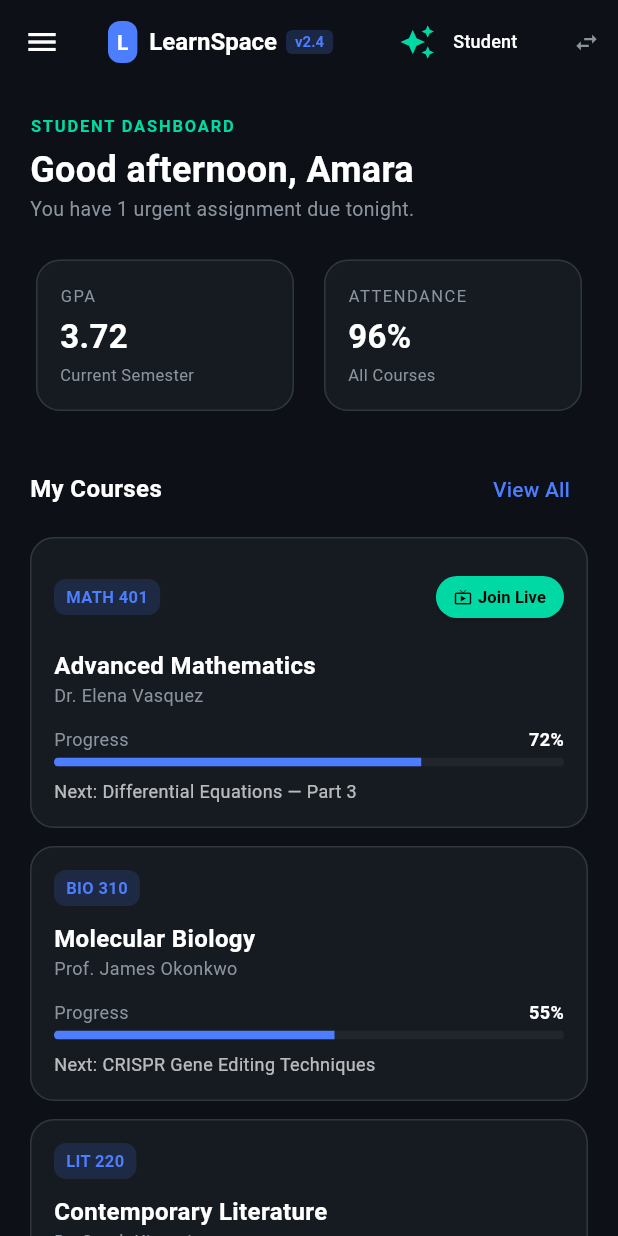
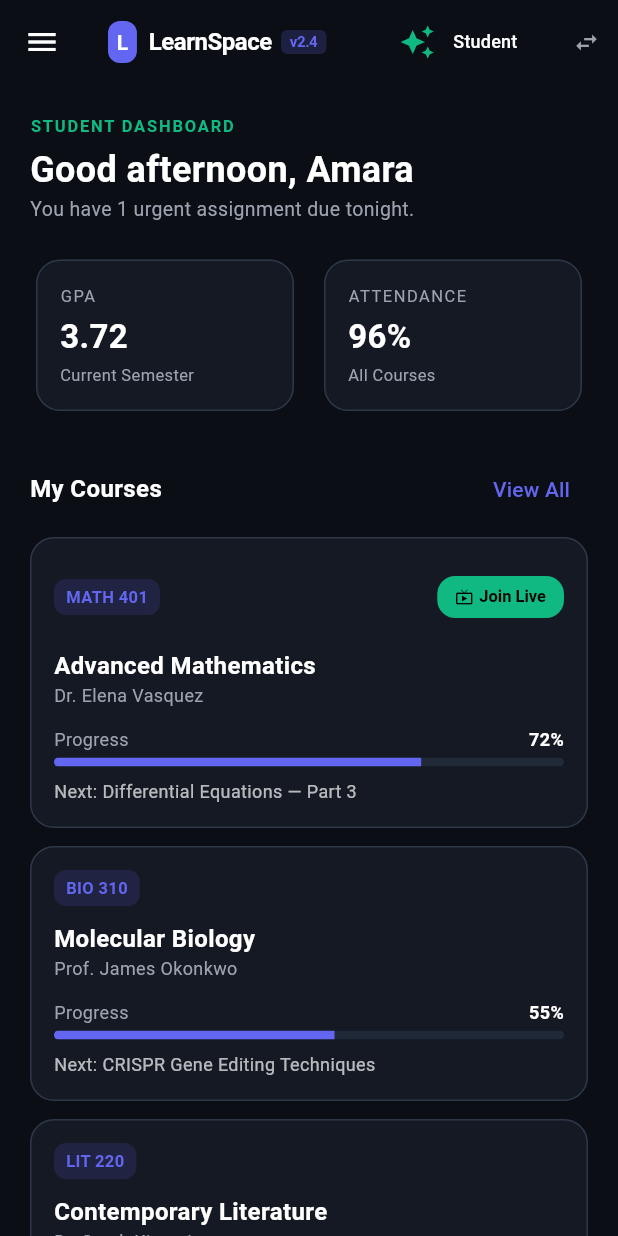
Before and after one commit to eyoabn/Easy-learning, a Flutter app: the screen it shows after launch, on a phone screen of 412 x 824 dp. Run offline on Flutter 3.47's test engine with Material 3 defaults, Android fonts, the phone set to English and light mode, and no system bars.

Commit message:
feat: implement account pending approval screen and establish initial LMS data models and app theme styles

```diff
--- a/lib/models/lms_data.dart
+++ b/lib/models/lms_data.dart
@@ -1,8 +1,12 @@
+import 'user_model.dart';
+import 'user_role.dart';
+
 class CourseItem {
   final String id;
   final String title;
   final String tag;
   final String instructor;
+  final String instructorId;
   final int progress;
   final String nextLesson;
   final String nextDate;
@@ -13,6 +17,7 @@ class CourseItem {
     required this.title,
     required this.tag,
     required this.instructor,
+    required this.instructorId,
     required this.progress,
     required this.nextLesson,
     required this.nextDate,
@@ -38,23 +43,23 @@ class AssignmentItem {
   });
 }
 
-class StudentItem {
+class StudentEnrollmentRequest {
   final String id;
-  final String name;
-  final String email;
-  final String grade;
-  final int score;
-  final String attendance;
-  final String status;
+  final String studentId;
+  final String studentName;
+  final String studentEmail;
+  final String courseId;
+  final String courseTitle;
+  EnrollmentStatus status;
 
-  StudentItem({
+  StudentEnrollmentRequest({
     required this.id,
-    required this.name,
-    required this.email,
-    required this.grade,
-    required this.score,
-    required this.attendance,
-    required this.status,
+    required this.studentId,
+    required this.studentName,
+    required this.studentEmail,
+    required this.courseId,
+    required this.courseTitle,
+    this.status = EnrollmentStatus.pendingTeacher,
   });
 }
 
@@ -77,46 +82,111 @@ class AuditLogItem {
 }
 
 class LmsDataMock {
+  // Live State Repositories
+  static List<UserModel> pendingRegistrations = [
+    UserModel(
+      id: 'REG-101',
+      name: 'Dr. Julian Thorne',
+      email: 'j.thorne@mit.edu',
+      role: UserRole.teacher,
+      department: 'Computer Science',
+      accountStatus: AccountStatus.pendingAdmin,
+      registeredAt: 'Today 14:20',
+    ),
+    UserModel(
+      id: 'REG-102',
+      name: 'Dr. Amrita Roy',
+      email: 'a.roy@oxford.edu',
+      role: UserRole.teacher,
+      department: 'Bio-Physics',
+      accountStatus: AccountStatus.pendingAdmin,
+      registeredAt: 'Today 12:15',
+    ),
+    UserModel(
+      id: 'REG-103',
+      name: 'Lucas Meyer',
+      email: 'l.meyer@student.edu',
+      role: UserRole.student,
+      department: 'Mechanical Eng',
+      accountStatus: AccountStatus.pendingAdmin,
+      registeredAt: 'Yesterday',
+    ),
+  ];
+
+  static List<StudentEnrollmentRequest> studentEnrollments = [
+    StudentEnrollmentRequest(
+      id: 'ENR-401',
+      studentId: 'STD-301',
+      studentName: 'Kwame Asante',
+      studentEmail: 'k.asante@student.edu',
+      courseId: '1',
+      courseTitle: 'MATH 401 — Advanced Mathematics',
+      status: EnrollmentStatus.pendingTeacher,
+    ),
+    StudentEnrollmentRequest(
+      id: 'ENR-402',
+      studentId: 'STD-302',
+      studentName: 'Sofia Reyes',
+      studentEmail: 's.reyes@student.edu',
+      courseId: '1',
+      courseTitle: 'MATH 401 — Advanced Mathematics',
+      status: EnrollmentStatus.pendingTeacher,
+    ),
+    StudentEnrollmentRequest(
+      id: 'ENR-403',
+      studentId: 'STD-201',
+      studentName: 'Amara Diallo',
+      studentEmail: 'a.diallo@student.edu',
+      courseId: '1',
+      courseTitle: 'MATH 401 — Advanced Mathematics',
+      status: EnrollmentStatus.accepted,
+    ),
+  ];
+
   static List<CourseItem> sampleCourses = [
     CourseItem(
       id: '1',
       title: 'Advanced Mathematics',
       tag: 'MATH 401',
       instructor: 'Dr. Elena Vasquez',
+      instructorId: 'TCH-101',
       progress: 72,
       nextLesson: 'Differential Equations — Part 3',
       nextDate: 'Today, 2:00 PM',
-      colorHex: '#4C7EFF',
+      colorHex: '#6366F1',
     ),
     CourseItem(
       id: '2',
       title: 'Molecular Biology',
       tag: 'BIO 310',
       instructor: 'Prof. James Okonkwo',
+      instructorId: 'TCH-102',
       progress: 55,
       nextLesson: 'CRISPR Gene Editing Techniques',
       nextDate: 'Tomorrow, 10:00 AM',
-      colorHex: '#00D9A3',
+      colorHex: '#10B981',
     ),
     CourseItem(
       id: '3',
       title: 'Contemporary Literature',
       tag: 'LIT 220',
       instructor: 'Dr. Sarah Kimani',
+      instructorId: 'TCH-103',
       progress: 88,
       nextLesson: 'Post-Colonial Narratives',
       nextDate: 'Wed, 9:00 AM',
-      colorHex: '#A78BFA',
+      colorHex: '#8B5CF6',
     ),
     CourseItem(
       id: '4',
       title: 'Data Structures & Algorithms',
       tag: 'CS 301',
       instructor: 'Dr. Min-Jun Lee',
+      instructorId: 'TCH-104',
       progress: 41,
       nextLesson: 'Graph Traversal Algorithms',
       nextDate: 'Thu, 3:00 PM',
-      colorHex: '#FB923C',
+      colorHex: '#F59E0B',
     ),
   ];
 
@@ -147,50 +217,11 @@ class LmsDataMock {
     ),
   ];
 
-  static List<StudentItem> sampleStudents = [
-    StudentItem(
-      id: '1',
-      name: 'Amara Diallo',
-      email: 'a.diallo@uni.edu',
-      grade: 'A-',
-      score: 91,
-      attendance: '97%',
-      status: 'active',
-    ),
-    StudentItem(
-      id: '2',
-      name: 'Luca Ferretti',
-      email: 'l.ferretti@uni.edu',
-      grade: 'B+',
-      score: 87,
-      attendance: '92%',
-      status: 'active',
-    ),
-    StudentItem(
-      id: '3',
-      name: 'Kwame Asante',
-      email: 'k.asante@uni.edu',
-      grade: 'C+',
-      score: 74,
-      attendance: '78%',
-      status: 'at-risk',
-    ),
-    StudentItem(
-      id: '4',
-      name: 'Mei-Ling Chen',
-      email: 'm.chen@uni.edu',
-      grade: 'A+',
-      score: 99,
-      attendance: '100%',
-      status: 'active',
-    ),
-  ];
-
   static List<AuditLogItem> sampleAuditLogs = [
     AuditLogItem(
       id: 'LOG-8841',
       timestamp: '2026-07-24 14:10',
-      actor: 'Admin (Amara D.)',
+      actor: 'Admin (System Admin)',
       action: 'USER_ROLE_UPDATE',
       target: 'Dr. Vasquez -> Lead Instructor',
       ip: '192.168.1.45',
@@ -206,7 +237,7 @@ class LmsDataMock {
     AuditLogItem(
       id: 'LOG-8839',
       timestamp: '2026-07-24 12:40',
-      actor: 'Admin (Amara D.)',
+      actor: 'Admin (System Admin)',
       action: 'S3_QUOTA_RESIZED',
       target: 'Engineering Bucket -> 5TB',
       ip: '192.168.1.45',
--- /dev/null
+++ b/lib/models/user_model.dart
@@ -0,0 +1,39 @@
+import 'user_role.dart';
+
+enum AccountStatus {
+  pendingAdmin,
+  approved,
+  rejected,
+}
+
+enum EnrollmentStatus {
+  none,
+  pendingTeacher,
+  accepted,
+  rejected,
+}
+
+class UserModel {
+  final String id;
+  final String name;
+  final String email;
+  final UserRole role;
+  final String department;
+  AccountStatus accountStatus;
+  final String registeredAt;
+  final List<String> enrolledCourseIds;
+  final Map<String, EnrollmentStatus> courseEnrollmentStatus; // courseId -> EnrollmentStatus
+
+  UserModel({
+    required this.id,
+    required this.name,
+    required this.email,
+    required this.role,
+    required this.department,
+    this.accountStatus = AccountStatus.pendingAdmin,
+    required this.registeredAt,
+    List<String>? enrolledCourseIds,
+    Map<String, EnrollmentStatus>? courseEnrollmentStatus,
+  })  : enrolledCourseIds = enrolledCourseIds ?? [],
+        courseEnrollmentStatus = courseEnrollmentStatus ?? {};
+}
--- a/lib/theme/app_theme.dart
+++ b/lib/theme/app_theme.dart
@@ -2,15 +2,17 @@ import 'package:flutter/material.dart';
 
 class AppTheme {
   // Brand Palette
-  static const primaryColor = Color(0xFF4C7EFF);
-  static const accentColor = Color(0xFF00D9A3);
-  static const darkBackgroundColor = Color(0xFF0D1117);
-  static const darkCardColor = Color(0xFF161B22);
-  static const darkSurfaceColor = Color(0xFF21262D);
-  static const darkBorderColor = Color(0xFF30363D);
-  static const textMuted = Color(0xFF8B949E);
-  static const alertRed = Color(0xFFF85149);
-  static const alertOrange = Color(0xFFD29922);
+  static const primaryColor = Color(0xFF6366F1); // Indigo
+  static const primaryGradientStart = Color(0xFF4F46E5);
+  static const primaryGradientEnd = Color(0xFF7C3AED);
+  static const accentColor = Color(0xFF10B981); // Emerald Green
+  static const warningColor = Color(0xFFF59E0B); // Amber
+  static const darkBackgroundColor = Color(0xFF0B0E14); // Obsidian
+  static const darkCardColor = Color(0xFF141923); // Elevated Dark Card
+  static const darkSurfaceColor = Color(0xFF1F2937); // Surface Gray
+  static const darkBorderColor = Color(0xFF2D3748); // Subtle Border
+  static const textMuted = Color(0xFF9CA3AF);
+  static const alertRed = Color(0xFFEF4444);
 
   static ThemeData get darkTheme {
     return ThemeData(
@@ -39,7 +41,8 @@ class AppTheme {
         titleTextStyle: TextStyle(
           color: Colors.white,
           fontSize: 18,
-          fontWeight: FontWeight.w600,
+          fontWeight: FontWeight.bold,
+          letterSpacing: -0.3,
         ),
       ),
       chipTheme: ChipThemeData(
@@ -51,6 +54,7 @@ class AppTheme {
       inputDecorationTheme: InputDecorationTheme(
         filled: true,
         fillColor: darkSurfaceColor,
+        contentPadding: const EdgeInsets.symmetric(horizontal: 16, vertical: 14),
         border: OutlineInputBorder(
           borderRadius: BorderRadius.circular(12),
           borderSide: const BorderSide(color: darkBorderColor),
@@ -65,6 +69,16 @@ class AppTheme {
         ),
         hintStyle: const TextStyle(color: textMuted, fontSize: 13),
       ),
+      elevatedButtonTheme: ElevatedButtonThemeData(
+        style: ElevatedButton.styleFrom(
+          backgroundColor: primaryColor,
+          foregroundColor: Colors.white,
+          elevation: 0,
+          padding: const EdgeInsets.symmetric(horizontal: 20, vertical: 12),
+          shape: RoundedRectangleBorder(borderRadius: BorderRadius.circular(12)),
+          textStyle: const TextStyle(fontWeight: FontWeight.bold, fontSize: 14),
+        ),
+      ),
     );
   }
 }
```
Also changed, not shown: lib/screens/auth/login_register_screen.dart (added, +280 -0 lines), lib/screens/auth/pending_approval_screen.dart (added, +107 -0 lines).
